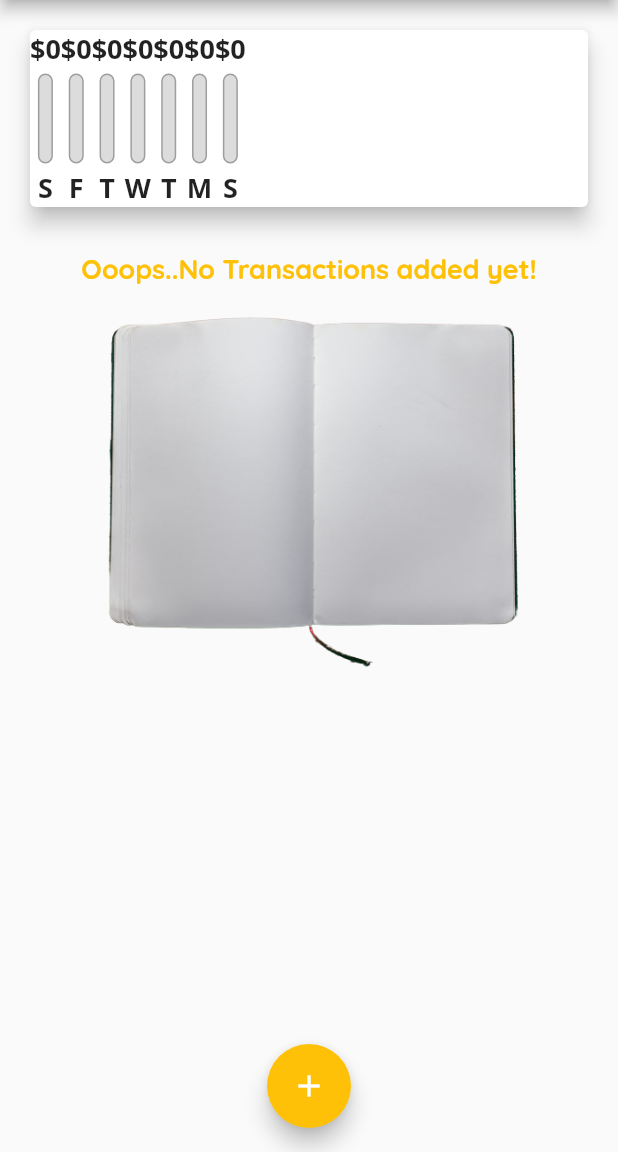
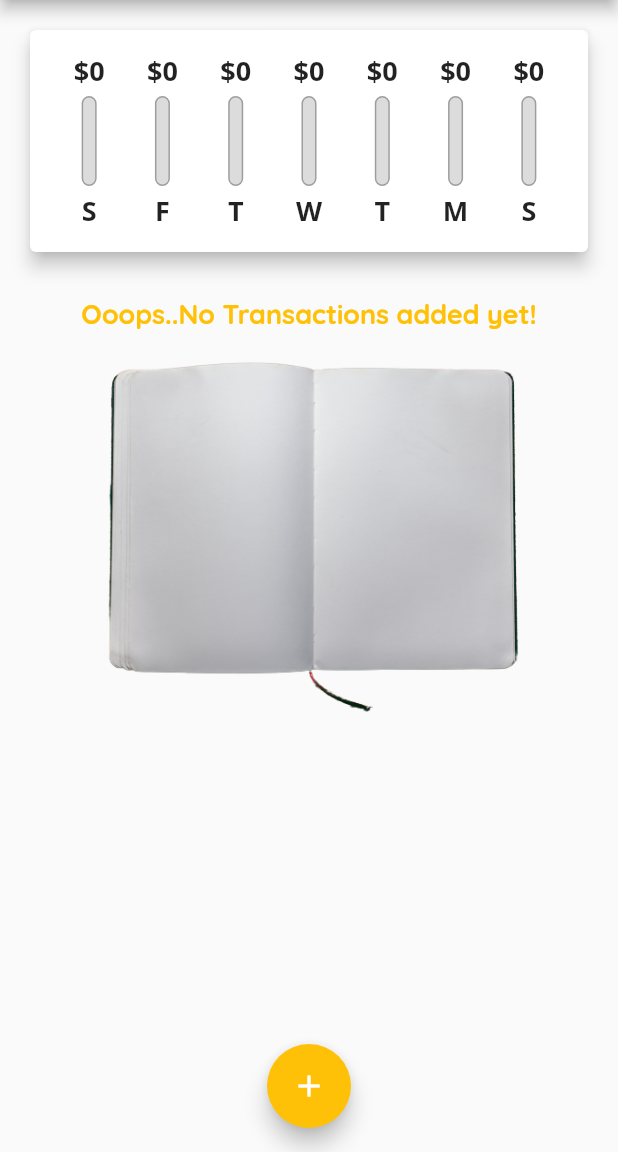
Before and after one commit to Tolulope05/e_planner, a Flutter app: the screen it shows after launch, on a phone screen of 412 x 824 dp, the part 84-1236 px from its top. Run offline on Flutter 3.47's test engine with Material 2 defaults, Android fonts, the phone set to English and light mode, and no system bars.

Commit message:
adding padding and fittedbox

```diff
--- a/lib/widgets/chart.dart
+++ b/lib/widgets/chart.dart
@@ -37,18 +37,25 @@ class Chart extends StatelessWidget {
   @override
   Widget build(BuildContext context) {
     return Card(
-      elevation: 6.0,
+      elevation: 5.0,
       margin: const EdgeInsets.all(20),
+      child: Padding(
+        padding: const EdgeInsets.all(15.0),
         child: Row(
+          mainAxisAlignment: MainAxisAlignment.spaceEvenly,
           children: groupedTransactionValues.map((data) {
-          return ChartBar(
+            return Flexible(
+              fit: FlexFit.tight,
+              child: ChartBar(
                 (data['day'] as String),
                 (data['amount'] as double),
                 totalSpending == 0.0
                     ? 0.0
                     : (data['amount'] as double) / totalSpending,
+              ),
             );
           }).toList(),
+        ),
       ),
     );
   }
--- a/lib/widgets/chart_bar.dart
+++ b/lib/widgets/chart_bar.dart
@@ -11,7 +11,9 @@ class ChartBar extends StatelessWidget {
   Widget build(BuildContext context) {
     return Column(
       children: [
-        Text('\$${spendingAmount.toStringAsFixed(0)}'),
+        FittedBox(
+          child: Text('\$${spendingAmount.toStringAsFixed(0)}'),
+        ),
         SizedBox(
           height: 4,
         ),
```
Lines whose indentation alone changed are shown as unchanged.
